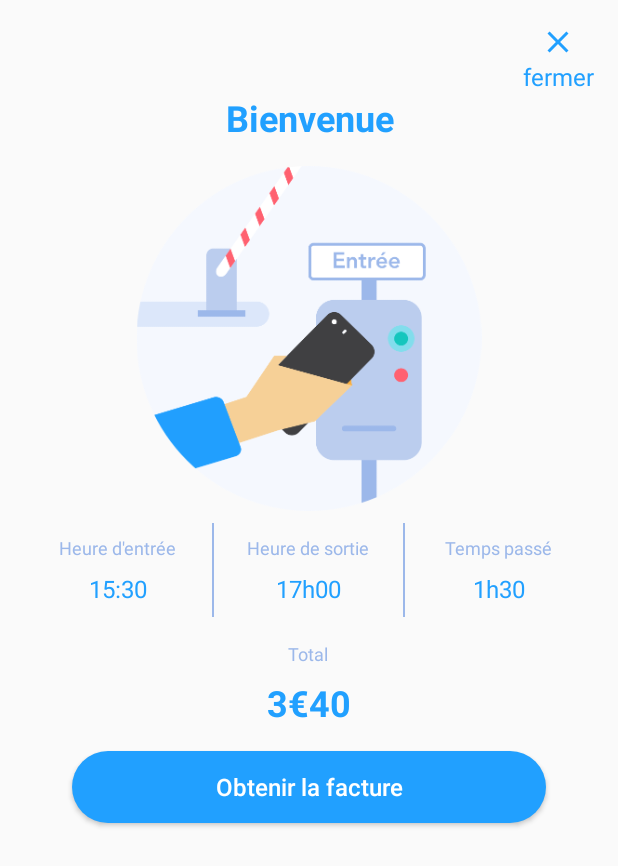
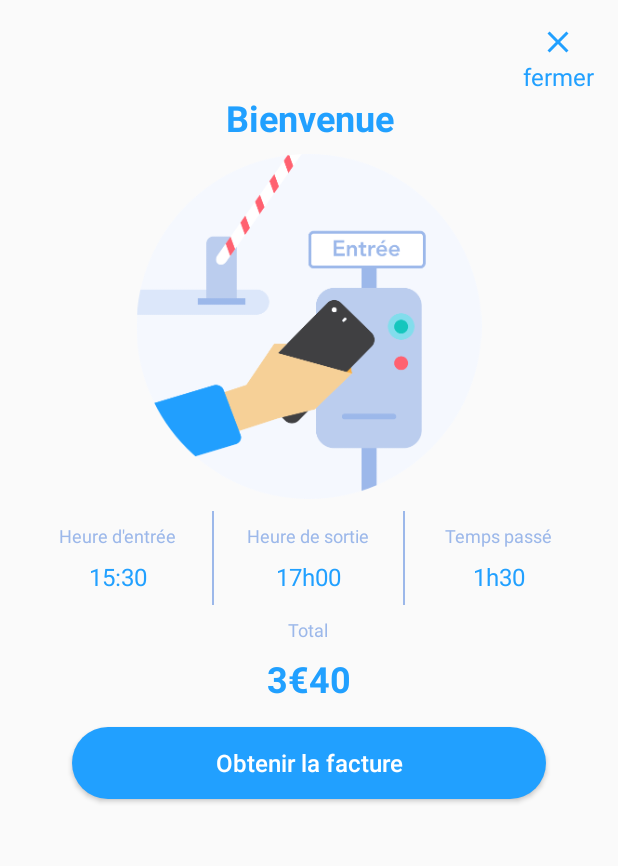
Before and after one commit to appstud/nfc_card, an Android app: the layout content_nfc.xml on its own in the app's theme, with its tools: preview values and no code run, on a phone screen of 412 x 824 dp. Shown: the top 866 px of the screen. Run offline under Robolectric (Android 15) with nearby library versions, the light colour scheme and no system bars.

Commit message:
use custom fonts and adjust scrollability for exit screen

```diff
--- a/app/build.gradle
+++ b/app/build.gradle
@@ -27,7 +27,7 @@ dependencies {
         exclude group: 'com.android.support', module: 'support-annotations'
     })
     compile 'com.android.support:appcompat-v7:25.3.1'
-    compile 'com.google.android.gms:play-services-maps:10.2.6'
+    compile 'com.google.android.gms:play-services-maps:11.0.0'
     compile 'com.android.support.constraint:constraint-layout:1.0.2'
     compile 'com.android.support:design:25.3.1'
     testCompile 'junit:junit:4.12'
@@ -37,5 +37,7 @@ dependencies {
 
     compile 'com.github.bumptech.glide:glide:3.8.0'
     compile 'jp.wasabeef:glide-transformations:2.0.2'
+    compile 'uk.co.chrisjenx:calligraphy:2.3.0'
+
 
 }
--- a/app/src/main/res/layout/content_nfc.xml
+++ b/app/src/main/res/layout/content_nfc.xml
@@ -1,8 +1,14 @@
 <?xml version="1.0" encoding="utf-8"?>
-<android.support.constraint.ConstraintLayout
+<ScrollView
     xmlns:android="http://schemas.android.com/apk/res/android"
     xmlns:app="http://schemas.android.com/apk/res-auto"
     xmlns:tools="http://schemas.android.com/tools"
+    android:layout_width="match_parent"
+    android:layout_height="match_parent"
+    >
+
+    <android.support.constraint.ConstraintLayout
+
         android:layout_width="match_parent"
         android:layout_height="match_parent"
         android:paddingLeft="@dimen/padding_medium"
@@ -32,6 +38,7 @@
 
             <TextView
                 android:id="@+id/parking_close_label"
+                style="@style/TitleText"
                 android:layout_width="wrap_content"
                 android:layout_height="wrap_content"
                 android:text="@string/close"
@@ -43,6 +50,7 @@
 
         <TextView
             android:id="@+id/title"
+            style="@style/TitleText"
             android:layout_width="0dp"
             android:layout_height="wrap_content"
             android:layout_centerHorizontal="true"
@@ -60,7 +68,7 @@
             android:id="@+id/parking_big_picture"
             android:layout_width="0dp"
             android:layout_height="230dp"
-        android:layout_marginTop="@dimen/padding_medium"
+            android:layout_marginTop="@dimen/padding_small"
 
             app:layout_constraintLeft_toLeftOf="parent"
 
@@ -104,6 +112,7 @@
                         android:textSize="@dimen/text_size_small"/>
 
                     <TextView
+                        style="@style/TitleText"
                         android:layout_width="wrap_content"
                         android:layout_height="wrap_content"
                         android:layout_gravity="center_horizontal"
@@ -136,6 +145,7 @@
                         android:textSize="@dimen/text_size_small"/>
 
                     <TextView
+                        style="@style/TitleText"
                         android:layout_width="wrap_content"
                         android:layout_height="wrap_content"
                         android:layout_gravity="center_horizontal"
@@ -168,6 +178,7 @@
                         android:textSize="@dimen/text_size_small"/>
 
                     <TextView
+                        style="@style/TitleText"
                         android:layout_width="wrap_content"
                         android:layout_height="wrap_content"
                         android:layout_gravity="center_horizontal"
@@ -184,13 +195,14 @@
                 android:layout_width="wrap_content"
                 android:layout_height="wrap_content"
                 android:layout_gravity="center"
-            android:layout_marginTop="@dimen/padding_medium"
+                android:layout_marginTop="@dimen/padding_small"
                 android:text="@string/total"
                 android:textColor="@color/purple"
                 android:textSize="@dimen/text_size_small"
                 />
 
             <TextView
+                style="@style/TitleText"
                 android:layout_width="wrap_content"
                 android:layout_height="wrap_content"
                 android:layout_gravity="center"
@@ -246,3 +258,5 @@
         </LinearLayout>
 
     </android.support.constraint.ConstraintLayout>
+
+</ScrollView>
--- a/app/src/main/res/layout/parking_dialog_fragment_bottom_sheet.xml
+++ b/app/src/main/res/layout/parking_dialog_fragment_bottom_sheet.xml
@@ -34,6 +34,7 @@
 
         <TextView
             android:id="@+id/parking_details_name"
+            style="@style/TitleText"
             android:layout_width="wrap_content"
             android:layout_height="wrap_content"
             android:layout_alignParentLeft="true"
@@ -77,6 +78,7 @@
 
             <TextView
                 android:id="@+id/parking_details_price_title"
+                style="@style/TitleText"
                 android:layout_width="match_parent"
                 android:layout_height="wrap_content"
                 android:text="@string/parking_details_price_title"
--- a/app/src/main/res/values/styles.xml
+++ b/app/src/main/res/values/styles.xml
@@ -8,6 +8,9 @@
         <item name="colorAccent">@color/colorAccent</item>
     </style>
 
+    <style name="TitleText">
+        <item name="fontPath">Avenir-Medium.ttf</item>
+    </style>
 
     <style name="AppBottomSheetDialogTheme"
            parent="Theme.Design.Light.BottomSheetDialog">
```
Also changed, not shown: app/src/main/java/com/appstud/parking/CardApplication.java (+8 -0 lines), app/src/main/java/com/appstud/parking/entry/NFCActivity.java (+7 -0 lines), app/src/main/java/com/appstud/parking/map/MapsActivity.java (+8 -1 lines), app/src/main/assets/Avenir-Book.ttf (added), app/src/main/assets/Avenir-Medium.ttf (added). Lines whose indentation alone changed are shown as unchanged.
